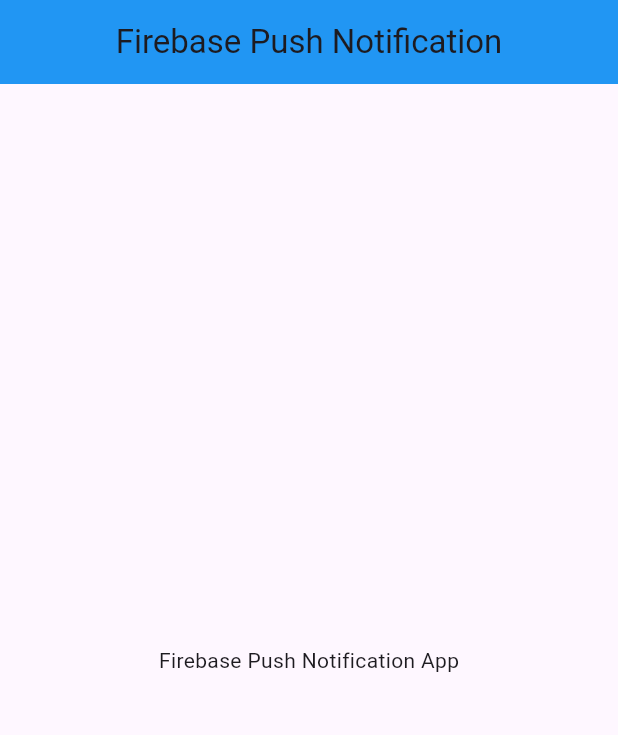
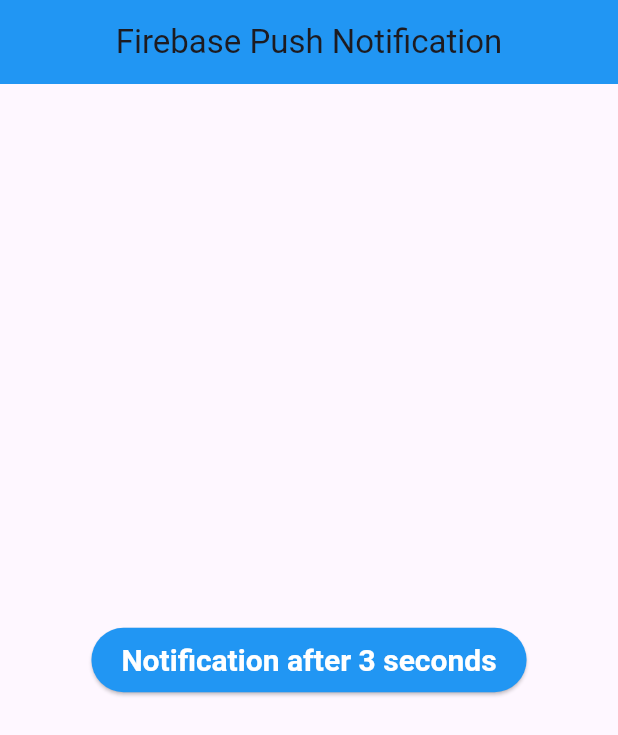
Before and after one commit to fkirewold/firebase-notification-app, a Flutter app: the screen it shows after launch, on a phone screen of 412 x 824 dp. Shown: the top 735 px of the screen. Run offline on Flutter 3.47's test engine with Material 3 defaults, Android fonts, the phone set to English and light mode, and no system bars; our stand-ins replace firebase_core, firebase_messaging, flutter_local_notifications, flutter_timezone, timezone; accounts and stored records are empty; generated files the repository leaves out were written again.

Commit message:
schedule notificatoin after 3 second done

```diff
--- a/lib/notification_page.dart
+++ b/lib/notification_page.dart
@@ -1,4 +1,5 @@
 import 'package:firebase_notification_app/core/utils/firebase_messaging.dart';
+import 'package:firebase_notification_app/core/utils/local_notification_service.dart';
 import 'package:flutter/material.dart';
 
 class NotificationPage extends StatefulWidget {
@@ -28,7 +29,23 @@
         backgroundColor: Colors.blue,
       ),
       body: Center(
-        child: Text("Firebase Push Notification App"),
+        child: Column(
+          mainAxisAlignment: MainAxisAlignment.center,
+          children: [
+            ElevatedButton(
+              style: ElevatedButton.styleFrom(
+                backgroundColor: Colors.blue,
+                padding: EdgeInsets.symmetric(horizontal: 20, vertical: 10),
+                textStyle: TextStyle(fontSize: 20, fontWeight: FontWeight.bold)
+              ),
+              onPressed: ()async{
+
+                await LocalNotificationService.scheduledNotificationAfter3seconds(3, '3 Second', "This is a test notification after 3 seconds",);
+              },
+             child: Text("Notification after 3 seconds",style: TextStyle(color: Colors.white),)),
+           ],
+        ),
+
     ));
   }
 }
```
Also changed, not shown: lib/main.dart (+3 -5 lines), pubspec.yaml (+6 -2 lines), pubspec.lock, 5 other files.
